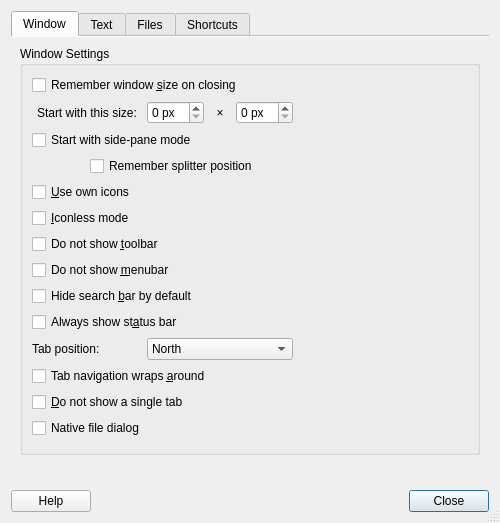
Old version of the form featherpad/predDialog.ui in the repository vecnathewhisperd0/FeatherPad.
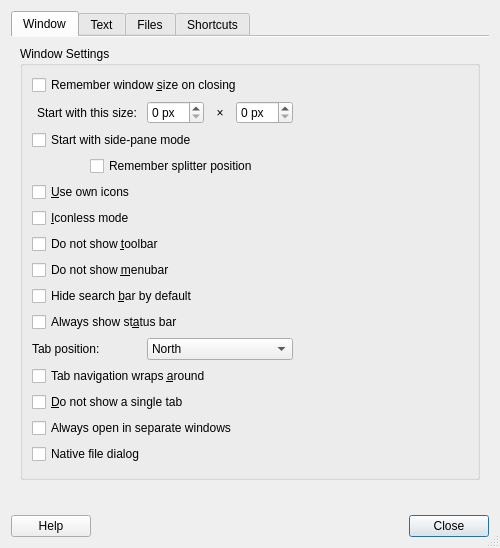
New version of the form. Icons and pictures are not drawn.

Commit message: An option for always opening in separate windows

Diff of the .ui file:
```diff
--- a/featherpad/predDialog.ui
+++ b/featherpad/predDialog.ui
@@ -265,7 +265,21 @@
             </property>
            </widget>
           </item>
-          <item row="13" column="0" colspan="4">
+          <item row="13" column="0" colspan="5">
+           <widget class="QCheckBox" name="windowBox">
+            <property name="toolTip">
+             <string>By default, if a FeatherPad window exists on the
+current desktop, files will be opened in its tabs.
+
+However, some desktop environments may not
+report that they have multiple desktops.</string>
+            </property>
+            <property name="text">
+             <string>Always open in separate windows</string>
+            </property>
+           </widget>
+          </item>
+          <item row="14" column="0" colspan="5">
            <widget class="QCheckBox" name="nativeDialogBox">
             <property name="toolTip">
              <string>If this is checked, the file dialog provided by the current
```
The commit also changes 13 other files.
